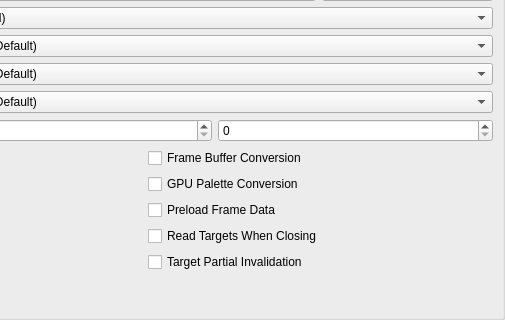
The window that pcsx2-qt/Settings/GraphicsSettingsWidget.ui (PCSX2/pcsx2) describes before a commit, drawn with Qt 5; both pictures show x 215 to 720 and y 145 to 465 of the 720 by 465 pixel window.
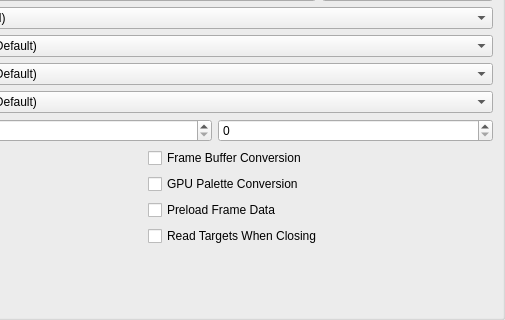
The same window after the commit. The open tabs and pages were chosen to show the change.

Commit message: Qt: Remove Target Partial Invalidation hwfix from the gui.

Diff of the .ui file:
```diff
--- a/pcsx2-qt/Settings/GraphicsSettingsWidget.ui
+++ b/pcsx2-qt/Settings/GraphicsSettingsWidget.ui
@@ -1027,13 +1027,6 @@
            </property>
           </widget>
          </item>
-         <item row="4" column="1">
-          <widget class="QCheckBox" name="targetPartialInvalidation">
-           <property name="text">
-            <string>Target Partial Invalidation</string>
-           </property>
-          </widget>
-         </item>
          <item row="3" column="1">
           <widget class="QCheckBox" name="readTCOnClose">
            <property name="text">
```
The commit also changes 2 other files.
